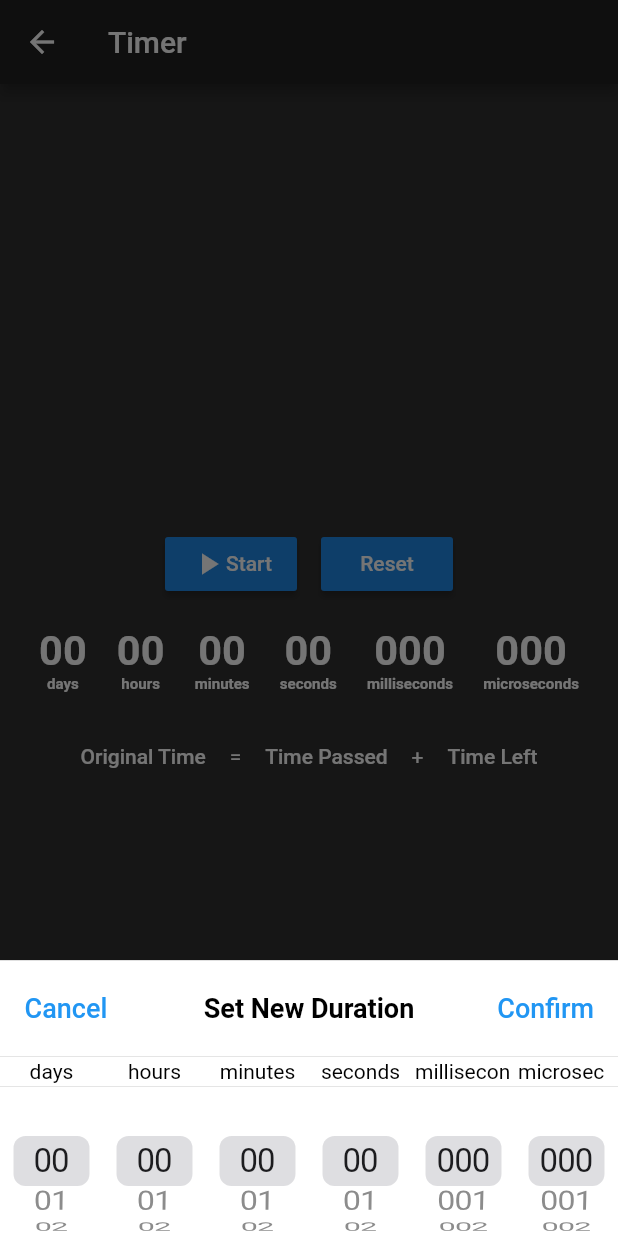
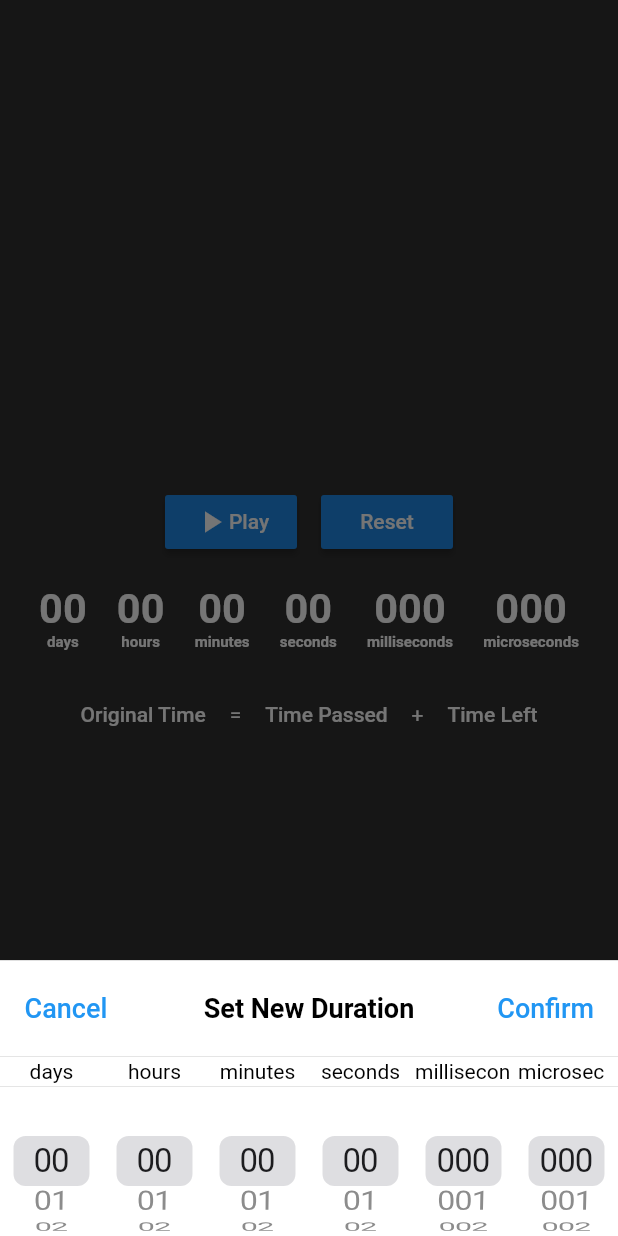
Before and after one commit to b-cancel/Flutter_Timer_And_Stopwatch, a Flutter app: the TimerExample screen opened directly, after a tap on an icon or button, on a phone screen of 412 x 824 dp. Run offline on Flutter 3.47's test engine with Material 2 defaults, Android fonts, the phone set to English and light mode, and no system bars.

Commit message:
fully working timer and stopwatch, final design details to take care off then I publish

```diff
--- a/timer/lib/main.dart
+++ b/timer/lib/main.dart
@@ -36,52 +36,21 @@ void main() {
 class MainApp extends StatelessWidget {
   @override
   Widget build(BuildContext context) {
-    void _openTimer() {
-      Navigator.of(context).push(
-        MaterialPageRoute(
-          builder: (context) {
-            return TimerExample();
-          },
-        ),
-      );
-    }
-
-    void _openStopwatch() {
-      Navigator.of(context).push(
-        MaterialPageRoute(
-          builder: (context) {
-            return StopwatchExample();
-          },
-        ),
-      );
-    }
-
-    return new Scaffold(
-      body: new Container(
-        alignment: Alignment.center,
-        child: new Column(
-          mainAxisAlignment: MainAxisAlignment.spaceEvenly,
-          children: <Widget>[
-            new RaisedButton(
-              padding: EdgeInsets.all(8.0),
-              onPressed: _openTimer,
-              child: new Text(
-                "Timer",
-                style: new TextStyle(
-                  fontSize: 48.0,
+    return new DefaultTabController(
+      length: 2,
+      child: Scaffold(
+        appBar: AppBar(
+          title: TabBar(
+            tabs: <Widget>[
+              Tab(text: "Stopwatch"),
+              Tab(text: "Timer"),
+            ],
           ),
         ),
-            ),
-            new RaisedButton(
-              padding: EdgeInsets.all(8.0),
-              onPressed: _openStopwatch,
-              child: new Text(
-                "Stopwatch",
-                style: new TextStyle(
-                  fontSize: 48.0,
-                ),
-              ),
-            ),
+        body: TabBarView(
+          children: <Widget>[
+            StopwatchExample(),
+            TimerExample(),
           ],
         ),
       ),
@@ -97,9 +66,6 @@ class TimerExample extends StatelessWidget {
   @override
   Widget build(BuildContext context) {
     return new Scaffold(
-      appBar: AppBar(
-        title: Text('Timer'),
-      ),
       body: new Stack(
         children: <Widget>[
           timer,
@@ -128,6 +94,23 @@ class _TimerUIState extends State<TimerUI> {
 
   DurationPicker picker;
 
+  final running = ValueNotifier<bool>(false);
+
+  @override
+  void initState() {
+    super.initState();
+    running.value = widget.timer.functions.isRunning();
+    autoUpdate();
+  }
+
+  autoUpdate() async {
+    while (true) {
+      await Future.delayed(new Duration(microseconds: 16666)); //60 times per second
+      if(running.value != widget.timer.functions.isRunning())
+        running.value = widget.timer.functions.isRunning();
+    }
+  }
+
   @override
   Widget build(BuildContext context) {
     return new Scaffold(
@@ -142,26 +125,31 @@ class _TimerUIState extends State<TimerUI> {
                   child: new Text(""),
                 ),
               ),
-              new RaisedButton(
+              new AnimatedBuilder(
+                animation: running,
+                builder: (context, child){
+                  return new RaisedButton(
                     onPressed: () {
                       setState(() {
                         if (widget.timer.functions.isRunning())
-                      widget.timer.functions.stop();
+                          widget.timer.functions.pause();
                         else
-                      widget.timer.functions.start();
+                          widget.timer.functions.play();
                       });
                     },
                     child: new Row(
                       mainAxisAlignment: MainAxisAlignment.center,
                       children: <Widget>[
                         (widget.timer.functions.isRunning())
-                        ? Icon(Icons.stop)
+                            ? Icon(Icons.pause)
                             : Icon(Icons.play_arrow),
                         (widget.timer.functions.isRunning())
-                        ? Text("Stop")
-                        : Text("Start"),
+                            ? Text("Pause")
+                            : Text("Play"),
                       ],
                     ),
+                  );
+                },
               ),
               new Container(
                 width: 16.0,
@@ -278,13 +266,27 @@ class _StopwatchUIState extends State<StopwatchUI> {
 
   DurationPicker picker;
 
+  final running = ValueNotifier<bool>(false);
+
+  @override
+  void initState() {
+    super.initState();
+    running.value = widget.stopwatch.functions.isRunning();
+    autoUpdate();
+  }
+
+  autoUpdate() async {
+    while (true) {
+      await Future.delayed(new Duration(microseconds: 16666)); //60 times per second
+      if(running.value != widget.stopwatch.functions.isRunning())
+        running.value = widget.stopwatch.functions.isRunning();
+    }
+  }
+
   @override
   Widget build(BuildContext context) {
     return new Scaffold(
       key: _stopwatchKey,
-      appBar: AppBar(
-        title: Text('Stopwatch'),
-      ),
       body: new Container(
           alignment: Alignment.center,
           child: new Column(
@@ -296,26 +298,32 @@ class _StopwatchUIState extends State<StopwatchUI> {
                       child: Container(
                     child: new Text(""),
                   )),
-                  new RaisedButton(
+                  new AnimatedBuilder(
+                    animation: running,
+                    builder: (context, child){
+                      return new RaisedButton(
                         onPressed: () {
                           setState(() {
                             if (widget.stopwatch.functions.isRunning())
-                            widget.stopwatch.functions.stop();
+                              widget.stopwatch.functions.pause();
                             else
-                            widget.stopwatch.functions.start();
+                              widget.stopwatch.functions.play();
                           });
                         },
                         child: new Row(
                           mainAxisAlignment: MainAxisAlignment.center,
                           children: <Widget>[
                             (widget.stopwatch.functions.isRunning())
-                              ? Icon(Icons.stop)
+                                ? Icon(Icons.pause)
                                 : Icon(Icons.play_arrow),
                             (widget.stopwatch.functions.isRunning())
-                              ? Text("Stop")
-                              : Text("Start"),
+                                ? Text("Pause")
+                                : Text("Play"),
                           ],
-                      )),
+                        ),
+                      );
+                    },
+                  ),
                   new Container(
                     width: 16.0,
                     child: new Text(""),
--- a/timer/lib/primaryComponents/stopwatch.dart
+++ b/timer/lib/primaryComponents/stopwatch.dart
@@ -2,8 +2,8 @@ import 'package:flutter/material.dart';
 
 class StopwatchFunctions{
   //---Command Functions
-  Function start;
-  Function stop;
+  Function play;
+  Function pause;
   Function setMaxTime;
   Function reset;
   //---Information Functions
@@ -32,8 +32,8 @@ class _StopwatchState extends State<Stopwatch> with SingleTickerProviderStateMix
   linkFunctions(){
     var w = widget.functions;
     //---Command Functions
-    w.start = start;
-    w.stop = stop;
+    w.play = play;
+    w.pause = pause;
     w.setMaxTime = setMaxTime;
     w.reset = reset;
     //---Information Functions
@@ -84,9 +84,10 @@ class _StopwatchState extends State<Stopwatch> with SingleTickerProviderStateMix
   //-------------------------COMMAND FUNCTIONS-------------------------
 
   //we can either start a brand new timer, or start a timer from its previous location
-  start(){
+  //NOTE: if the timer is complete it automatically resets itself if you press run start again
+  play(){
     if(stopwatch.isAnimating == false){
-      stopwatch.reset(); //reset the timer to prevent odd behavior
+      stopwatch.reset(); //reset the timer to prevent odd behavior (if you apply a new timer duration it wont be set properly unless you first reset)
       if(lastElapsedDurationNOANIM == null) stopwatch.duration = maxStopwatchTime; //this is the first time the timer has been started
       else stopwatch.duration = lastElapsedDurationNOANIM; //the timer is being unpaused
       lastElapsedDurationNOANIM = null;
@@ -94,8 +95,9 @@ class _StopwatchState extends State<Stopwatch> with SingleTickerProviderStateMix
     }
   }
 
-  stop(){
+  pause(){
     if(stopwatch.isAnimating == true){
+      //NOTE: we dont reset the timer because this is not a stop, its a pause
       lastElapsedDurationNOANIM = _getTimeLeft();
       stopwatch.stop();
     }
@@ -104,15 +106,15 @@ class _StopwatchState extends State<Stopwatch> with SingleTickerProviderStateMix
   setMaxTime(Duration newDuration){
 
     bool wasRunning = stopwatch.isAnimating; //save whether or not the timer was running
-    stop(); //if the timer is running stop it
-    stopwatch.reset(); //reset the timer to prevent odd behavior
+    if(wasRunning) pause(); //if the timer is running stop it
+    stopwatch.reset(); //reset the timer to prevent odd behavior (if you apply a new timer duration it wont be set properly unless you first reset)
 
     //set the new timer values
     maxStopwatchTime = newDuration;
     lastElapsedDurationNOANIM = null;
 
     //start the timer if it was running at first
-    if(wasRunning) start();
+    if(wasRunning) play();
   }
 
   reset() => setMaxTime(maxStopwatchTime);
@@ -138,5 +140,10 @@ class _StopwatchState extends State<Stopwatch> with SingleTickerProviderStateMix
 
   Duration _getTimeLeft() => getMaxTime() - getTimePassed();
 
-  isRunning() => stopwatch.isAnimating;
+  //anim * complete
+  //  t  *    f     = playing [can STOP] [cant PLAY]
+  //  t  *    t     = IMPOSSIBLE
+  //  f  *    f     = paused [can PLAY] [cant STOP]
+  //  f  *    t     = done [can't PLAY] [cant STOP] (stopping here doesn't hurt)
+  isRunning() => stopwatch.isAnimating == true && stopwatch.isCompleted == false;
 }
--- a/timer/lib/primaryComponents/timer.dart
+++ b/timer/lib/primaryComponents/timer.dart
@@ -2,8 +2,8 @@ import 'package:flutter/material.dart';
 
 class TimerFunctions{
   //---Command Functions
-  Function start;
-  Function stop;
+  Function play;
+  Function pause;
   Function set;
   Function reset;
   //---Information Functions
@@ -32,8 +32,8 @@ class _TimerState extends State<Timer> with SingleTickerProviderStateMixin{
   linkFunctions(){
     var w = widget.functions;
     //---Command Functions
-    w.start = start;
-    w.stop = stop;
+    w.play = play;
+    w.pause = pause;
     w.set = set;
     w.reset = reset;
     //---Information Functions
@@ -85,9 +85,10 @@ class _TimerState extends State<Timer> with SingleTickerProviderStateMixin{
   //-------------------------COMMAND FUNCTIONS-------------------------
 
   //we can either start a brand new timer, or start a timer from its previous location
-  start(){
+  //NOTE: if the timer is complete it automatically resets itself if you press run start again
+  play(){
     if(isRunning() == false){
-      timer.reset(); //reset the timer to prevent odd behavior
+      timer.reset(); //reset the timer to prevent odd behavior (if you apply a new timer duration it wont be set properly unless you first reset)
       if(lastElapsedDurationNOANIM == null) timer.duration = originalTime; //this is the first time the timer has been started
       else timer.duration = lastElapsedDurationNOANIM; //the timer is being unpaused
       lastElapsedDurationNOANIM = null;
@@ -95,8 +96,9 @@ class _TimerState extends State<Timer> with SingleTickerProviderStateMixin{
     }
   }
 
-  stop(){
+  pause(){
     if(isRunning() == true){
+      //NOTE: we dont reset the timer because this is not a stop, its a pause
       lastElapsedDurationNOANIM = getTimeLeft();
       timer.stop();
     }
@@ -105,15 +107,15 @@ class _TimerState extends State<Timer> with SingleTickerProviderStateMixin{
   set(Duration newDuration){
 
     bool wasRunning = timer.isAnimating; //save whether or not the timer was running
-    stop(); //if the timer is running stop it
-    timer.reset(); //reset the timer to prevent odd behavior
+    if(wasRunning) pause(); //if the timer is running stop it
+    timer.reset(); //reset the timer to prevent odd behavior (if you apply a new timer duration it wont be set properly unless you first reset)
 
     //set the new timer values
     originalTime = newDuration;
     lastElapsedDurationNOANIM = null;
 
     //start the timer if it was running at first
-    if(wasRunning) start();
+    if(wasRunning) play();
   }
 
   reset() => set(originalTime);
--- a/timer/lib/secondaryComponents/durationDisplay.dart
+++ b/timer/lib/secondaryComponents/durationDisplay.dart
@@ -45,7 +45,7 @@ class _DurationDisplayState extends State<DurationDisplay> {
   autoUpdate() async {
     var prevValue;
     while (true) {
-      await Future.delayed(new Duration(microseconds: 16666));
+      await Future.delayed(new Duration(microseconds: 16666)); //60 times per second
       var currValue = widget.value();
       if (this.mounted && currValue != prevValue) {
         prevValue = currValue;
```
Lines whose indentation alone changed are shown as unchanged.
